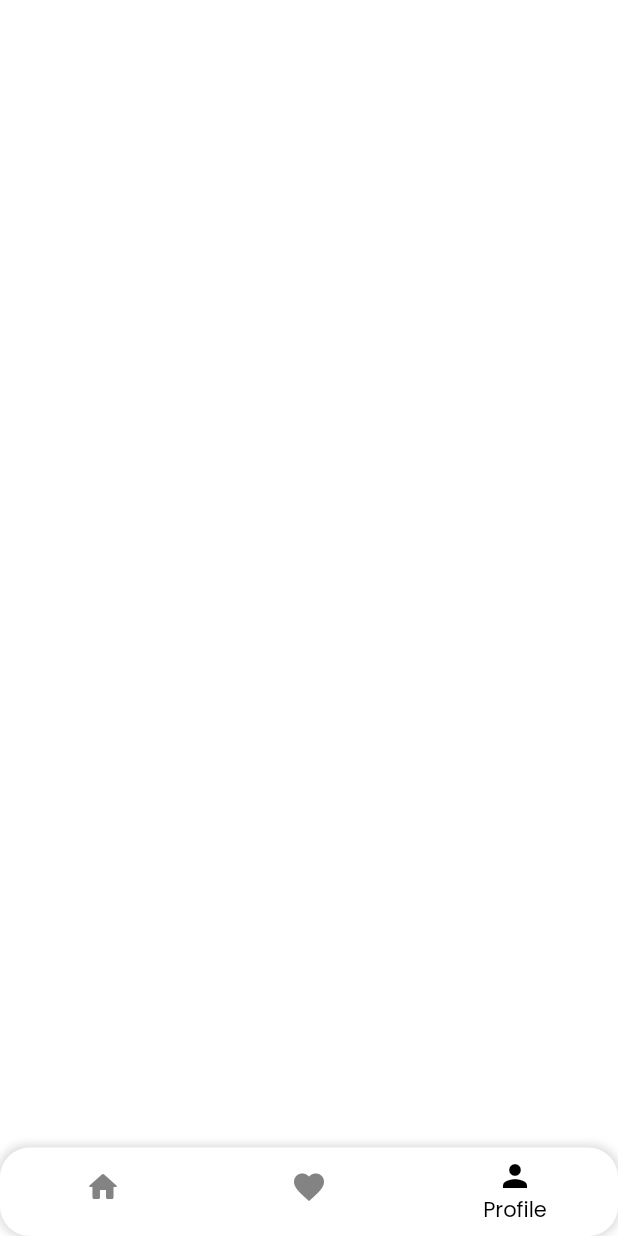
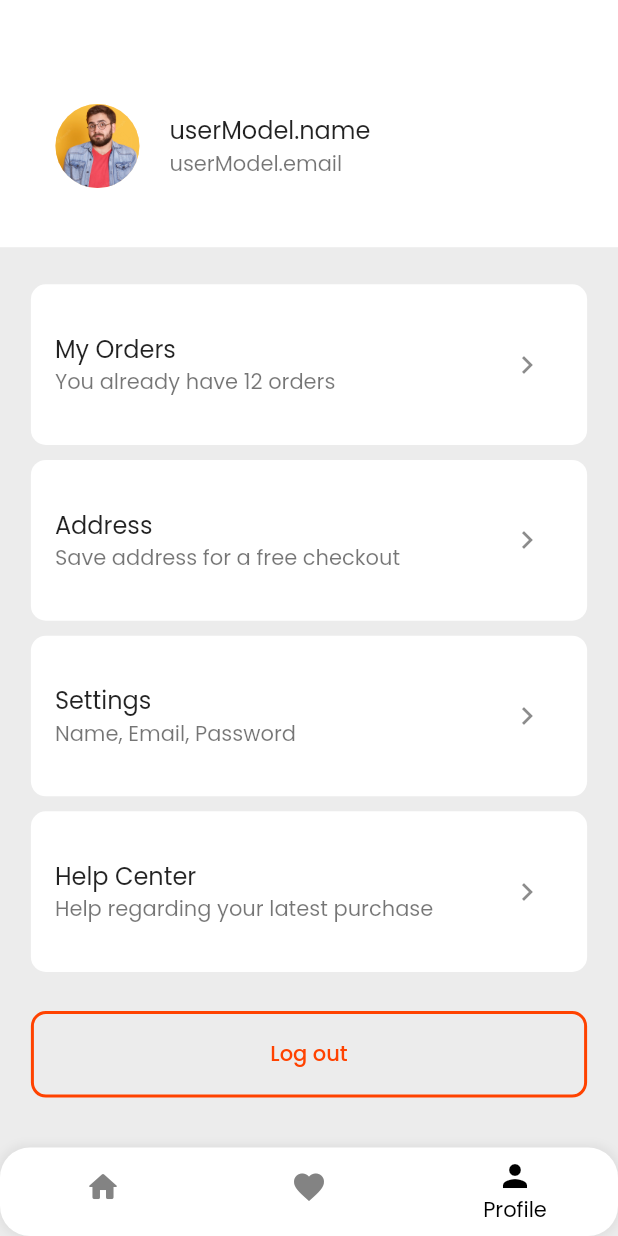
Before and after one commit to jasirhussain/ecommerce_test_app, a Flutter app: the screen it shows after launch, item 3 of the bottom bar chosen, on a phone screen of 412 x 824 dp. Run offline on Flutter 3.47's test engine with Material 2 defaults, Android fonts, the phone set to English and light mode, and no system bars; our stand-ins replace carousel_slider, google_fonts; network calls fail.

Commit message:
Please enter the commit message for your changes. Lines starting with '#' will be ignored, and an empty message aborts the commit.
On branch build
Your branch is up to date with 'origin/build'.

Changes to be committed:
	new file:   lib/authentication/screens/sign_in_screen.dart
	new file:   lib/authentication/screens/sign_up_screen.dart
	new file:   lib/authentication/widgets/elevated_button_widget.dart
	new file:   lib/authentication/widgets/sign_textfeild.dart
	new file:   lib/authentication/widgets/text_feild_form_items.dart
	new file:   lib/homescreen/models/categories_model.dart
	new file:   lib/homescreen/models/category_fetch.dart
	new file:   lib/homescreen/models/category_list_fetch.dart
	new file:   lib/homescreen/models/products_model.dart
	modified:   lib/homescreen/screens/homescreen.dart
	modified:   lib/homescreen/screens/landing_screen.dart
	deleted:    lib/homescreen/screens/profile_screen.dart
	modified:   lib/main.dart
	new file:   lib/profile/screens/profile_screen.dart
	modified:   lib/util/appbar.dart
	modified:   macos/Flutter/GeneratedPluginRegistrant.swift
	modified:   pubspec.lock
	modified:   pubspec.yaml

```diff
--- /dev/null
+++ b/lib/homescreen/models/categories_model.dart
@@ -0,0 +1,10 @@
+class CategoriesModel {
+  String id;
+  late String name;
+  late String image;
+
+  CategoriesModel.fromJson(Map<String, dynamic> json)
+      : id = json['id'],
+        name = json['name'],
+        image = json['image'];
+}
--- a/lib/homescreen/screens/landing_screen.dart
+++ b/lib/homescreen/screens/landing_screen.dart
@@ -1,9 +1,9 @@
+import 'package:ecommerce_test/profile/screens/profile_screen.dart';
 import 'package:flutter/material.dart';
 
 import '../../util/app_color.dart';
 import 'favourate_screen.dart';
 import 'homescreen.dart';
-import 'profile_screen.dart';
 
 class LandingScreen extends StatefulWidget {
   const LandingScreen({super.key});
--- a/lib/homescreen/screens/profile_screen.dart
+++ /dev/null
@@ -1,15 +0,0 @@
-import 'package:flutter/widgets.dart';
-
-class ProfileScreen extends StatefulWidget {
-  const ProfileScreen({super.key});
-
-  @override
-  State<ProfileScreen> createState() => _ProfileScreenState();
-}
-
-class _ProfileScreenState extends State<ProfileScreen> {
-  @override
-  Widget build(BuildContext context) {
-    return Container();
-  }
-}
--- a/lib/main.dart
+++ b/lib/main.dart
@@ -1,7 +1,6 @@
+import 'package:ecommerce_test/homescreen/screens/landing_screen.dart';
 import 'package:flutter/material.dart';
 import 'package:google_fonts/google_fonts.dart';
-
-import 'homescreen/screens/landing_screen.dart';
 
 void main() {
   runApp(const MyApp());
@@ -17,10 +16,9 @@ class MyApp extends StatelessWidget {
       debugShowCheckedModeBanner: false,
       title: 'Ecommerce demo',
       theme: ThemeData(
-       primarySwatch: Colors.orange,
+        primarySwatch: Colors.orange,
         scaffoldBackgroundColor: const Color(0xffffffff),
         textTheme: GoogleFonts.poppinsTextTheme(Theme.of(context).textTheme),
-
       ),
       home: const LandingScreen(),
     );
--- /dev/null
+++ b/lib/profile/screens/profile_screen.dart
@@ -0,0 +1,130 @@
+// ignore_for_file: must_be_immutable
+
+import 'package:ecommerce_test/util/app_assets.dart';
+import 'package:ecommerce_test/util/app_color.dart';
+import 'package:ecommerce_test/util/app_padding.dart';
+import 'package:flutter/material.dart';
+
+class ProfileScreen extends StatefulWidget {
+  const ProfileScreen({super.key});
+
+  @override
+  State<ProfileScreen> createState() => _ProfileScreenState();
+}
+
+class _ProfileScreenState extends State<ProfileScreen> {
+  @override
+  Widget build(BuildContext context) {
+    final height = MediaQuery.of(context).size.height;
+    final width = MediaQuery.of(context).size.width;
+    return Scaffold(
+      backgroundColor: AppColor.secondary,
+      body: Column(
+        children: [
+          Container(
+            height: height * .2,
+            color: AppColor.surface,
+            child: Center(
+              child: ListTile(
+                contentPadding: EdgeInsets.only(top: 30, left: width * .08),
+                leading: const CircleAvatar(
+                  radius: 32,
+                  backgroundImage: AssetImage(ThemeAssets.profilepic),
+                ),
+                title: Text("userModel.name"),
+                subtitle: Text("userModel.email"),
+              ),
+            ),
+          ),
+          Padding(
+            padding: EdgeInsets.symmetric(
+                horizontal: width * .05, vertical: height * .03),
+            child: Column(
+              children: [
+                ProfileTile(
+                    title: 'My Orders',
+                    subTitle: "You already have 12 orders",
+                    onTap: () {
+                      // Get.to(() => const MyOrderScreen());
+                    }),
+                ProfileTile(
+                    title: 'Address',
+                    subTitle: 'Save address for a free checkout',
+                    onTap: () {
+                      // Get.to(() => MyAddressScreen());
+                    }),
+                ProfileTile(
+                    title: 'Settings',
+                    subTitle: 'Name, Email, Password',
+                    onTap: () {
+                      // Get.to(() => SettingScreen());
+                    }),
+                ProfileTile(
+                    title: 'Help Center',
+                    subTitle: 'Help regarding your latest purchase',
+                    onTap: () {}),
+                const AppPadding(
+                  dividedBy: 2,
+                ),
+                SizedBox(
+                  height: height * .07,
+                  width: width,
+                  child: OutlinedButton(
+                    onPressed: () async {
+                      // await FirebaseAuth.instance.signOut();
+                      // Get.offAll(Signin());
+                    },
+                    style: OutlinedButton.styleFrom(
+                      foregroundColor: AppColor.primary, side: BorderSide(width: 2, color: AppColor.primary),
+                      shape: RoundedRectangleBorder(
+                        borderRadius: BorderRadius.circular(10),
+                      ),
+                    ),
+                    child: const Text('Log out'),
+                  ),
+                ),
+              ],
+            ),
+          )
+        ],
+      ),
+    );
+  }
+}
+
+class ProfileTile extends StatelessWidget {
+  String title;
+  String subTitle;
+  Function() onTap;
+  ProfileTile({
+    Key? key,
+    required this.title,
+    required this.subTitle,
+    required this.onTap,
+  }) : super(key: key);
+  @override
+  Widget build(BuildContext context) {
+    final height = MediaQuery.of(context).size.height;
+
+    return InkWell(
+      onTap: onTap,
+      child: Container(
+        margin: const EdgeInsets.only(bottom: 10),
+        height: height * .13,
+        decoration: BoxDecoration(
+            color: AppColor.surface, borderRadius: BorderRadius.circular(10)),
+        child: Center(
+          child: ListTile(
+              title: Text(title),
+              subtitle: Text(
+                subTitle,
+              ),
+              trailing: IconButton(
+                onPressed: () {},
+                icon: const Icon(Icons.navigate_next),
+              )),
+        ),
+      ),
+    );
+  }
+}
--- a/lib/util/appbar.dart
+++ b/lib/util/appbar.dart
@@ -1,3 +1,4 @@
+import 'package:ecommerce_test/profile/screens/profile_screen.dart';
 import 'package:flutter/material.dart';
 
 
@@ -14,6 +15,7 @@ class HomeAppBar extends StatelessWidget {
         InkWell(
           onTap: () {
 
+           Navigator.push(context, MaterialPageRoute(builder: (context) => const ProfileScreen(),));
           },
           child: const CircleAvatar(
             radius: 25,
--- a/pubspec.yaml
+++ b/pubspec.yaml
@@ -19,6 +19,9 @@ dependencies:
   cupertino_icons: ^1.0.2
   google_fonts: ^4.0.4
   carousel_slider: ^4.2.1
+  fl_country_code_picker: ^0.1.4
+  shared_preferences: ^2.2.0
+  http: ^0.13.4
 
 dev_dependencies:
   flutter_test:
```
Also changed, not shown: lib/authentication/screens/sign_in_screen.dart (added, +112 -0 lines), lib/authentication/screens/sign_up_screen.dart (added, +111 -0 lines), lib/authentication/widgets/elevated_button_widget.dart (added, +58 -0 lines), lib/authentication/widgets/sign_textfeild.dart (added, +60 -0 lines), lib/authentication/widgets/text_feild_form_items.dart (added, +47 -0 lines), lib/homescreen/models/category_fetch.dart (added, +32 -0 lines), lib/homescreen/models/products_model.dart (added, +29 -0 lines), lib/homescreen/screens/homescreen.dart (+23 -7 lines), lib/homescreen/models/category_list_fetch.dart (added), pubspec.lock, 1 other file.
